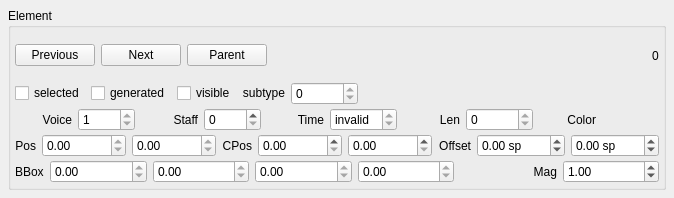
The window that mscore/mscore/element.ui (musescore/musescore-old) describes before a commit, drawn with Qt 5.
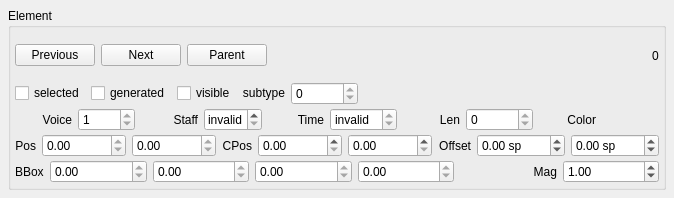
The same window after the commit. Custom widgets are drawn as their Qt base class.

Diff of the .ui file:
```diff
--- a/mscore/mscore/element.ui
+++ b/mscore/mscore/element.ui
@@ -264,6 +264,12 @@
             <verstretch>0</verstretch>
            </sizepolicy>
           </property>
+          <property name="specialValueText" >
+           <string>invalid</string>
+          </property>
+          <property name="minimum" >
+           <number>0</number>
+          </property>
          </widget>
         </item>
         <item>
```
